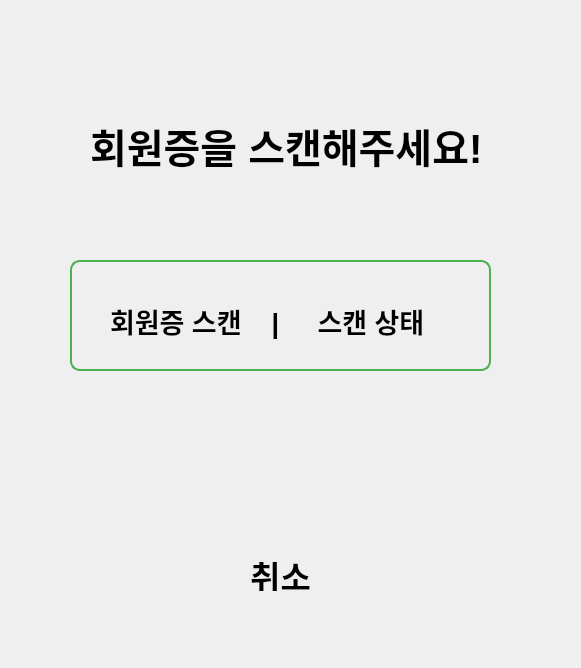
Old version of the form information_desk/bookloan.ui in the repository addinedu-roscamp-7th/roscamp-repo-2.
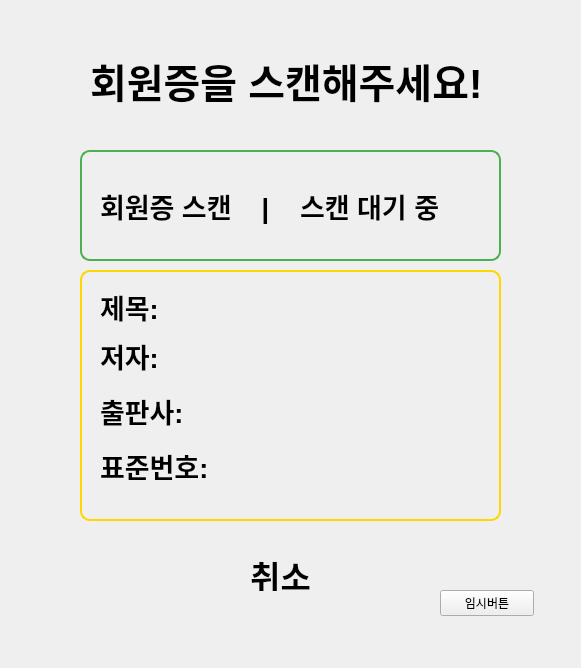
New version of the form.

```diff
--- a/information_desk/bookloan.ui
+++ b/information_desk/bookloan.ui
@@ -17,9 +17,9 @@
    <property name="geometry">
     <rect>
      <x>90</x>
-     <y>50</y>
+     <y>10</y>
      <width>411</width>
-     <height>191</height>
+     <height>141</height>
     </rect>
    </property>
    <property name="font">
@@ -38,8 +38,8 @@
   <widget class="QFrame" name="TextFram">
    <property name="geometry">
     <rect>
-     <x>70</x>
-     <y>260</y>
+     <x>80</x>
+     <y>150</y>
      <width>421</width>
      <height>111</height>
     </rect>
@@ -57,10 +57,10 @@
    <widget class="QLabel" name="scanLabel">
     <property name="geometry">
      <rect>
-      <x>40</x>
-      <y>30</y>
+      <x>20</x>
+      <y>10</y>
       <width>171</width>
-      <height>61</height>
+      <height>91</height>
      </rect>
     </property>
     <property name="font">
@@ -79,10 +79,10 @@
    <widget class="QLabel" name="scanStatusL">
     <property name="geometry">
      <rect>
-      <x>240</x>
-      <y>30</y>
-      <width>121</width>
-      <height>61</height>
+      <x>220</x>
+      <y>20</y>
+      <width>171</width>
+      <height>71</height>
      </rect>
     </property>
     <property name="font">
@@ -95,7 +95,7 @@
      <string notr="true">border: none;</string>
     </property>
     <property name="text">
-     <string> 스캔 상태</string>
+     <string>스캔 대기 중</string>
     </property>
    </widget>
   </widget>
@@ -123,6 +123,127 @@
     <string>취소</string>
    </property>
   </widget>
+  <widget class="QFrame" name="bookinfoFrame">
+   <property name="geometry">
+    <rect>
+     <x>80</x>
+     <y>270</y>
+     <width>421</width>
+     <height>251</height>
+    </rect>
+   </property>
+   <property name="styleSheet">
+    <string notr="true">border: 2px solid #FFD700;
+ border-radius: 10px;</string>
+   </property>
+   <property name="frameShape">
+    <enum>QFrame::Shape::StyledPanel</enum>
+   </property>
+   <property name="frameShadow">
+    <enum>QFrame::Shadow::Raised</enum>
+   </property>
+   <widget class="QLabel" name="title">
+    <property name="geometry">
+     <rect>
+      <x>20</x>
+      <y>10</y>
+      <width>381</width>
+      <height>53</height>
+     </rect>
+    </property>
+    <property name="font">
+     <font>
+      <pointsize>20</pointsize>
+      <bold>true</bold>
+     </font>
+    </property>
+    <property name="styleSheet">
+     <string notr="true">border: none;</string>
+    </property>
+    <property name="text">
+     <string>제목:</string>
+    </property>
+   </widget>
+   <widget class="QLabel" name="author">
+    <property name="geometry">
+     <rect>
+      <x>20</x>
+      <y>50</y>
+      <width>381</width>
+      <height>72</height>
+     </rect>
+    </property>
+    <property name="font">
+     <font>
+      <pointsize>20</pointsize>
+      <bold>true</bold>
+     </font>
+    </property>
+    <property name="styleSheet">
+     <string notr="true">border: none;</string>
+    </property>
+    <property name="text">
+     <string>저자:</string>
+    </property>
+   </widget>
+   <widget class="QLabel" name="publisher">
+    <property name="geometry">
+     <rect>
+      <x>20</x>
+      <y>110</y>
+      <width>381</width>
+      <height>61</height>
+     </rect>
+    </property>
+    <property name="font">
+     <font>
+      <pointsize>20</pointsize>
+      <bold>true</bold>
+     </font>
+    </property>
+    <property name="styleSheet">
+     <string notr="true">border: none;</string>
+    </property>
+    <property name="text">
+     <string>출판사:</string>
+    </property>
+   </widget>
+   <widget class="QLabel" name="isbn">
+    <property name="geometry">
+     <rect>
+      <x>20</x>
+      <y>160</y>
+      <width>381</width>
+      <height>71</height>
+     </rect>
+    </property>
+    <property name="font">
+     <font>
+      <pointsize>20</pointsize>
+      <bold>true</bold>
+     </font>
+    </property>
+    <property name="styleSheet">
+     <string notr="true">border: none;</string>
+    </property>
+    <property name="text">
+     <string>표준번호:</string>
+    </property>
+   </widget>
+  </widget>
+  <widget class="QPushButton" name="testBtn">
+   <property name="geometry">
+    <rect>
+     <x>440</x>
+     <y>590</y>
+     <width>94</width>
+     <height>26</height>
+    </rect>
+   </property>
+   <property name="text">
+    <string>임시버튼</string>
+   </property>
+  </widget>
  </widget>
  <resources/>
  <connections/>
```
Left out of the diff: 2 changed lines with no effect on the pictures.
